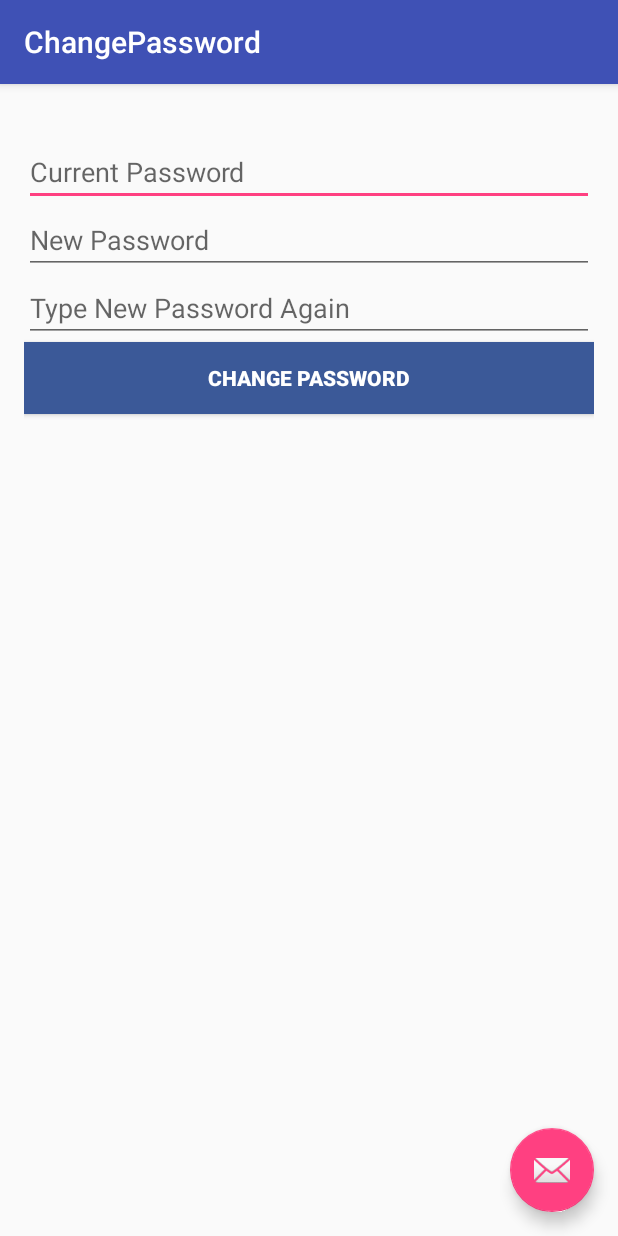
After one commit to anshuagrawal2791/cognitio, an Android app: the ChangePassword screen opened directly, with no data from a screen before it, on a phone screen of 412 x 824 dp. The commit adds this screen. Run offline under Robolectric (Android 15) with nearby library versions, the phone set to English and light mode, and no system bars; 3 statements that could not run were skipped.

Commit message:
added changed password also but not working

```diff
--- /dev/null
+++ b/app/src/main/java/com/example/anshu/cognitio/ChangePassword.java
@@ -0,0 +1,75 @@
+package com.example.anshu.cognitio;
+
+import android.os.Bundle;
+import android.support.design.widget.FloatingActionButton;
+import android.support.design.widget.Snackbar;
+import android.support.v7.app.AppCompatActivity;
+import android.support.v7.widget.Toolbar;
+import android.util.Log;
+import android.view.View;
+import android.widget.Button;
+import android.widget.EditText;
+import android.widget.Toast;
+
+import com.parse.LogInCallback;
+import com.parse.ParseException;
+import com.parse.ParseUser;
+
+public class ChangePassword extends AppCompatActivity {
+
+    @Override
+    protected void onCreate(Bundle savedInstanceState) {
+        super.onCreate(savedInstanceState);
+        setContentView(R.layout.activity_change_password);
+        Toolbar toolbar = (Toolbar) findViewById(R.id.toolbar);
+        setSupportActionBar(toolbar);
+
+        FloatingActionButton fab = (FloatingActionButton) findViewById(R.id.fab);
+        fab.setOnClickListener(new View.OnClickListener() {
+            @Override
+            public void onClick(View view) {
+                Snackbar.make(view, "Replace with your own action", Snackbar.LENGTH_LONG)
+                        .setAction("Action", null).show();
+            }
+        });
+
+        Button chan_pwd = (Button) findViewById(R.id.chan_pwd);
+        chan_pwd.setOnClickListener(new View.OnClickListener(){
+            public void onClick(View arg0) {
+               final EditText current_pwd = (EditText) findViewById(R.id.current_pwd);
+                final String current_password = current_pwd.toString();
+               final EditText new_pwd = (EditText) findViewById(R.id.new_pwd);
+               final String new_password = new_pwd.toString();
+               final EditText var_new_pwd = (EditText) findViewById(R.id.var_new_pwd);
+              final  String var_new_password = var_new_pwd.toString();
+                ParseUser currentUser = ParseUser.getCurrentUser();
+                if (currentUser!=null){
+                    ParseUser.logInInBackground(ParseUser.getCurrentUser().getUsername().toString(), current_password, new LogInCallback() {
+                        public void done(ParseUser user, ParseException e) {
+                            if (user != null) {
+                                if (new_password.equals(var_new_password)) {
+                                    user.setPassword(new_password);
+                                    user.saveInBackground();
+                                    Toast.makeText(getApplicationContext(), "Password successfully changed", Toast.LENGTH_LONG).show();
+                                } else {
+                                    Toast.makeText(getApplicationContext(), "Password doesn't match. Please Try Again.", Toast.LENGTH_LONG).show();
+                                }
+                            }
+                            else {
+                                Toast.makeText(getApplicationContext(), "Wrong Current Password. Please Try Again.", Toast.LENGTH_LONG).show();
+                                Log.e("wrong password","mayank",e);
+                            }
+                        }
+                    });
+                }
+                else {
+                    Toast.makeText(getApplicationContext(), "Could Not change. Please Try Again.", Toast.LENGTH_LONG).show();
+                }
+
+            }
+        });
+
+
+    }
+
+}
--- /dev/null
+++ b/app/src/main/res/layout/activity_change_password.xml
@@ -0,0 +1,34 @@
+<?xml version="1.0" encoding="utf-8"?>
+<android.support.design.widget.CoordinatorLayout xmlns:android="http://schemas.android.com/apk/res/android"
+    xmlns:app="http://schemas.android.com/apk/res-auto"
+    xmlns:tools="http://schemas.android.com/tools"
+    android:layout_width="match_parent"
+    android:layout_height="match_parent"
+    android:fitsSystemWindows="true"
+    tools:context="com.example.anshu.cognitio.ChangePassword">
+
+    <android.support.design.widget.AppBarLayout
+        android:layout_width="match_parent"
+        android:layout_height="wrap_content"
+        android:theme="@style/AppTheme.AppBarOverlay">
+
+        <android.support.v7.widget.Toolbar
+            android:id="@+id/toolbar"
+            android:layout_width="match_parent"
+            android:layout_height="?attr/actionBarSize"
+            android:background="?attr/colorPrimary"
+            app:popupTheme="@style/AppTheme.PopupOverlay" />
+
+    </android.support.design.widget.AppBarLayout>
+
+    <include layout="@layout/content_change_password" />
+
+    <android.support.design.widget.FloatingActionButton
+        android:id="@+id/fab"
+        android:layout_width="wrap_content"
+        android:layout_height="wrap_content"
+        android:layout_gravity="bottom|end"
+        android:layout_margin="@dimen/fab_margin"
+        android:src="@android:drawable/ic_dialog_email" />
+
+</android.support.design.widget.CoordinatorLayout>
--- /dev/null
+++ b/app/src/main/res/layout/content_change_password.xml
@@ -0,0 +1,43 @@
+<?xml version="1.0" encoding="utf-8"?>
+<RelativeLayout xmlns:android="http://schemas.android.com/apk/res/android"
+    xmlns:app="http://schemas.android.com/apk/res-auto"
+    xmlns:tools="http://schemas.android.com/tools"
+    android:layout_width="match_parent"
+    android:layout_height="match_parent"
+    android:paddingBottom="@dimen/activity_vertical_margin"
+    android:paddingLeft="@dimen/activity_horizontal_margin"
+    android:paddingRight="@dimen/activity_horizontal_margin"
+    android:paddingTop="@dimen/activity_vertical_margin"
+    app:layout_behavior="@string/appbar_scrolling_view_behavior"
+    tools:context="com.example.anshu.cognitio.ChangePassword"
+    tools:showIn="@layout/activity_change_password">
+    <EditText
+        android:layout_width="match_parent"
+        android:layout_height="wrap_content"
+        android:id="@+id/current_pwd"
+        android:hint="@string/current_pwd"
+        android:maxLines="1" android:singleLine="true"
+        android:layout_marginTop="20dp"/>
+    <EditText
+        android:layout_width="match_parent"
+        android:layout_height="wrap_content"
+        android:id="@+id/new_pwd"
+        android:hint="@string/new_pwd"
+        android:maxLines="1" android:singleLine="true"
+        android:layout_below="@+id/current_pwd"/>
+    <EditText
+        android:layout_width="match_parent"
+        android:layout_height="wrap_content"
+        android:id="@+id/var_new_pwd"
+        android:hint="@string/var_new_pwd"
+        android:maxLines="1" android:singleLine="true"
+        android:layout_below="@+id/new_pwd"/>
+    <Button android:id="@+id/chan_pwd"
+        android:layout_width="match_parent" android:layout_height="wrap_content"
+         android:text="@string/chan_pwd"
+        android:textStyle="bold"
+        android:textColor="#ffffff"
+        android:background="#3b5998"
+        android:layout_below="@+id/var_new_pwd"/>
+
+</RelativeLayout>
--- a/app/src/main/res/layout/content_forgot_password.xml
+++ b/app/src/main/res/layout/content_forgot_password.xml
@@ -14,10 +14,12 @@
     <EditText
         android:layout_width="match_parent"
         android:layout_height="match_parent"
-        android:id="@+id/email_for_reset"/>
+        android:id="@+id/email_for_reset"
+        android:hint="@string/prompt_email"
+        android:maxLines="1" android:singleLine="true"/>
     <Button android:id="@+id/send_res_link"
         android:layout_width="match_parent" android:layout_height="wrap_content"
-        android:layout_marginTop="20dp" android:text="Send Me Reset Password Link"
+        android:layout_marginTop="20dp" android:text="@string/send_res_link"
         android:textStyle="bold"
         android:textColor="#ffffff"
         android:background="#3b5998"
--- a/app/src/main/res/layout/content_main.xml
+++ b/app/src/main/res/layout/content_main.xml
@@ -11,4 +11,5 @@
 
     <TextView android:text="Hello World!" android:layout_width="wrap_content"
         android:layout_height="wrap_content" />
+
 </RelativeLayout>
--- a/app/src/main/res/menu/menu_main.xml
+++ b/app/src/main/res/menu/menu_main.xml
@@ -3,4 +3,8 @@
     xmlns:tools="http://schemas.android.com/tools" tools:context=".MainActivity">
     <item android:id="@+id/action_settings" android:title="@string/action_settings"
         android:orderInCategory="100" app:showAsAction="never" />
+    <item android:id="@+id/logout" android:title="Log Out"
+        android:orderInCategory="100" app:showAsAction="never" />
+    <item android:id="@+id/change_password" android:title="Change Password"
+        android:orderInCategory="100" app:showAsAction="never" />
 </menu>
--- a/app/src/main/res/values/strings.xml
+++ b/app/src/main/res/values/strings.xml
@@ -19,4 +19,10 @@
     </string>
     <string name="title_activity_maps">Map</string>
     <string name="title_activity_forgot_password">ForgotPassword</string>
+    <string name="title_activity_change_password">ChangePassword</string>
+    <string name="send_res_link">Send Me Reset Password Link</string>
+    <string name="current_pwd">Current Password</string>
+    <string name="new_pwd">New Password</string>
+    <string name="var_new_pwd">Type New Password Again</string>
+    <string name="chan_pwd">Change Password</string>
 </resources>
```
Also changed, not shown: app/src/main/AndroidManifest.xml (+6 -2 lines), app/src/main/java/com/example/anshu/cognitio/MainActivity.java (+31 -1 lines).
